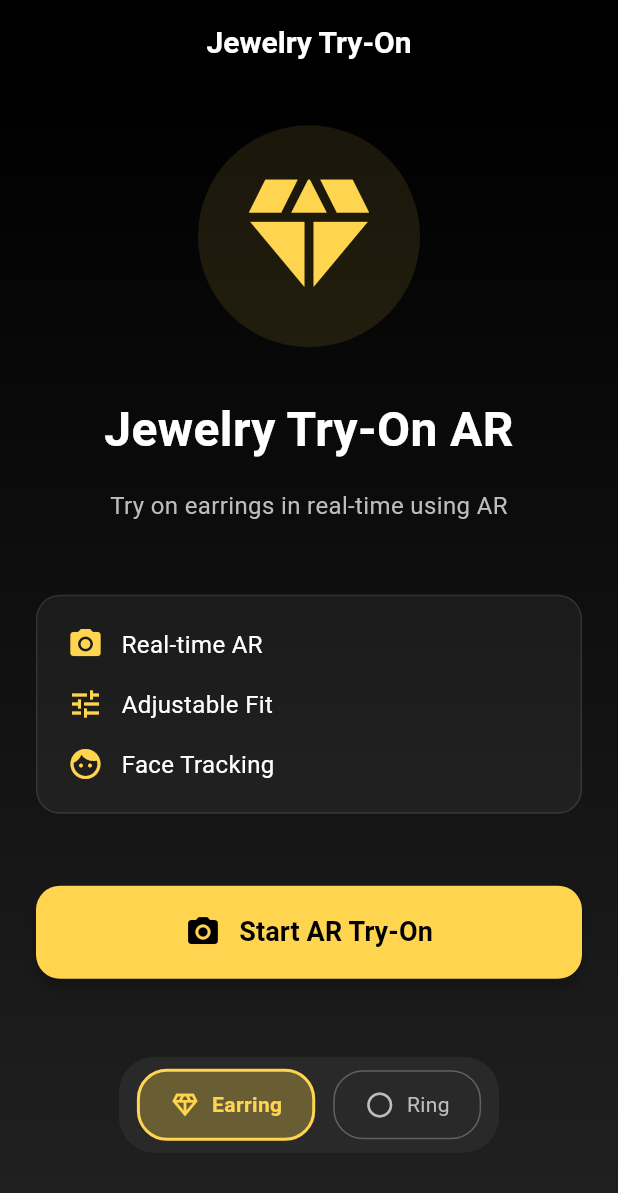
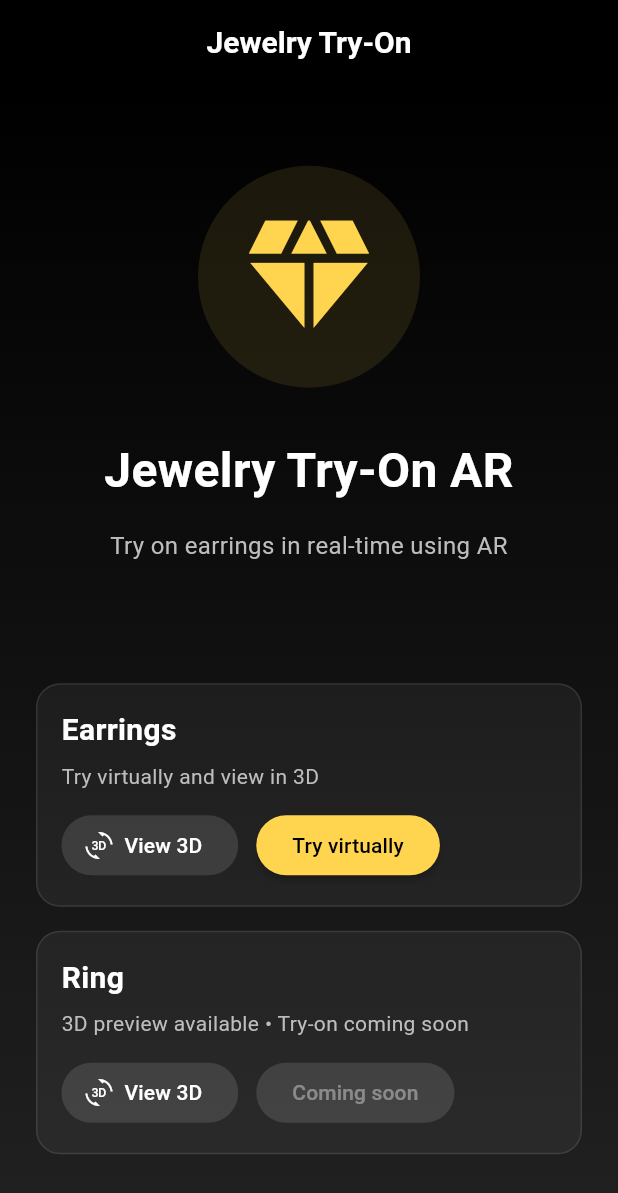
Before and after one commit to prabhanjansuratekar/phronesis-maya, a Flutter app: the screen it shows after launch, on a phone screen of 412 x 824 dp. Shown: the top 1193 px of the screen. Run offline on Flutter 3.47's test engine with Material 3 defaults, Android fonts, the light colour scheme and no system bars; our stand-ins replace camera, permission_handler; missing offline and left inert: dart:html, dart:ui_web, face_detection_tflite, flutter_inappwebview, google_mlkit_face_detection, model_viewer_plus; project files that could hold a hidden picture were left out.

Commit message:
feat: add product cards, 3D previews, disable ring try-on; fix ear side detection

```diff
--- a/flutter_jewelry/lib/screens/home_screen.dart
+++ b/flutter_jewelry/lib/screens/home_screen.dart
@@ -1,5 +1,6 @@
 import 'package:flutter/material.dart';
 import 'package:camera/camera.dart';
+import 'package:model_viewer_plus/model_viewer_plus.dart';
 import '../widgets/camera_view.dart';
 import '../widgets/jewelry_selector.dart';
 import '../widgets/control_panel.dart';
@@ -226,71 +227,26 @@ class _HomeScreenState extends State<HomeScreen> {
                   textAlign: TextAlign.center,
                 ),
                 const SizedBox(height: 48),
-                Container(
-                  padding: const EdgeInsets.all(20),
-                  decoration: BoxDecoration(
-                    color: Colors.white.withValues(alpha: 0.05),
-                    borderRadius: BorderRadius.circular(16),
-                    border: Border.all(
-                      color: Colors.white.withValues(alpha: 0.1),
-                    ),
-                  ),
-                  child: Column(
-                    children: [
-                      _buildFeatureItem(Icons.camera_alt, 'Real-time AR'),
-                      const SizedBox(height: 16),
-                      _buildFeatureItem(Icons.tune, 'Adjustable Fit'),
-                      const SizedBox(height: 16),
-                      _buildFeatureItem(Icons.face, 'Face Tracking'),
-                    ],
-                  ),
+                const SizedBox(height: 32),
+                _buildProductCard(
+                  title: 'Earrings',
+                  subtitle: 'Try virtually and view in 3D',
+                  glbAssetPath: 'web/earring_test.glb',
+                  enableTry: true,
+                  onTry: () {
+                    setState(() {
+                      selectedJewelry = 'earring';
+                      cameraEnabled = true;
+                    });
+                  },
                 ),
-                const SizedBox(height: 48),
-                SizedBox(
-                  width: double.infinity,
-                  child: ElevatedButton(
-                    onPressed: () {
-                      setState(() {
-                        cameraEnabled = true;
-                      });
-                    },
-                    style: ElevatedButton.styleFrom(
-                      backgroundColor: Colors.amber.shade300,
-                      foregroundColor: Colors.black,
-                      padding: const EdgeInsets.symmetric(vertical: 18),
-                      shape: RoundedRectangleBorder(
-                        borderRadius: BorderRadius.circular(16),
-                      ),
-                      elevation: 4,
-                    ),
-                    child: const Row(
-                      mainAxisAlignment: MainAxisAlignment.center,
-                      children: [
-                        Icon(Icons.camera_alt, size: 24),
-                        SizedBox(width: 12),
-                        Text(
-                          'Start AR Try-On',
-                          style: TextStyle(
-                            fontSize: 18,
-                            fontWeight: FontWeight.bold,
-                          ),
-                        ),
-                      ],
-                    ),
-                  ),
-                ),
-                const SizedBox(height: 24),
-                // Jewelry selector on welcome screen
-                Container(
-                  padding: const EdgeInsets.symmetric(vertical: 12),
-                  child: JewelrySelector(
-                    selectedJewelry: selectedJewelry,
-                    onJewelryChanged: (jewelry) {
-                      setState(() {
-                        selectedJewelry = jewelry;
-                      });
-                    },
-                  ),
+                const SizedBox(height: 16),
+                _buildProductCard(
+                  title: 'Ring',
+                  subtitle: '3D preview available • Try-on coming soon',
+                  glbAssetPath: 'web/ring_test.glb',
+                  enableTry: false,
+                  onTry: () {},
                 ),
               ],
             ),
@@ -353,4 +309,123 @@ class _HomeScreenState extends State<HomeScreen> {
       ),
     );
   }
+
+  Widget _buildProductCard({
+    required String title,
+    required String subtitle,
+    required String glbAssetPath,
+    required bool enableTry,
+    required VoidCallback onTry,
+  }) {
+    return Container(
+      width: double.infinity,
+      padding: const EdgeInsets.all(16),
+      decoration: BoxDecoration(
+        color: Colors.white.withValues(alpha: 0.05),
+        borderRadius: BorderRadius.circular(16),
+        border: Border.all(color: Colors.white.withValues(alpha: 0.1)),
+      ),
+      child: Column(
+        crossAxisAlignment: CrossAxisAlignment.start,
+        children: [
+          Text(
+            title,
+            style: const TextStyle(
+              color: Colors.white,
+              fontSize: 20,
+              fontWeight: FontWeight.bold,
+            ),
+          ),
+          const SizedBox(height: 6),
+          Text(
+            subtitle,
+            style: TextStyle(
+              color: Colors.grey.shade400,
+              fontSize: 14,
+            ),
+          ),
+          const SizedBox(height: 12),
+          Row(
+            children: [
+              ElevatedButton.icon(
+                onPressed: () => _show3DViewer(title, glbAssetPath),
+                icon: const Icon(Icons.threed_rotation),
+                label: const Text('View 3D'),
+                style: ElevatedButton.styleFrom(
+                  backgroundColor: Colors.white.withValues(alpha: 0.12),
+                  foregroundColor: Colors.white,
+                  elevation: 0,
+                ),
+              ),
+              const SizedBox(width: 12),
+              ElevatedButton(
+                onPressed: enableTry ? onTry : null,
+                style: ElevatedButton.styleFrom(
+                  backgroundColor:
+                      enableTry ? Colors.amber.shade300 : Colors.grey.shade700,
+                  foregroundColor: enableTry ? Colors.black : Colors.white,
+                  elevation: enableTry ? 2 : 0,
+                ),
+                child: Text(enableTry ? 'Try virtually' : 'Coming soon'),
+              ),
+            ],
+          ),
+        ],
+      ),
+    );
+  }
+
+  void _show3DViewer(String title, String glbAssetPath) {
+    showModalBottomSheet(
+      context: context,
+      isScrollControlled: true,
+      backgroundColor: Colors.black,
+      shape: const RoundedRectangleBorder(
+        borderRadius: BorderRadius.vertical(top: Radius.circular(16)),
+      ),
+      builder: (context) {
+        return Padding(
+          padding: const EdgeInsets.fromLTRB(16, 12, 16, 24),
+          child: Column(
+            mainAxisSize: MainAxisSize.min,
+            children: [
+              Container(
+                width: 40,
+                height: 4,
+                decoration: BoxDecoration(
+                  color: Colors.white24,
+                  borderRadius: BorderRadius.circular(12),
+                ),
+              ),
+              const SizedBox(height: 12),
+              Text(
+                '$title 3D Preview',
+                style: const TextStyle(
+                  color: Colors.white,
+                  fontSize: 18,
+                  fontWeight: FontWeight.bold,
+                ),
+              ),
+              const SizedBox(height: 12),
+              SizedBox(
+                height: 360,
+                child: ClipRRect(
+                  borderRadius: BorderRadius.circular(12),
+                  child: ModelViewer(
+                    src: glbAssetPath,
+                    alt: '$title 3D model',
+                    ar: false,
+                    autoRotate: true,
+                    cameraControls: true,
+                    backgroundColor: Colors.transparent,
+                    interactionPrompt: InteractionPrompt.none,
+                  ),
+                ),
+              ),
+            ],
+          ),
+        );
+      },
+    );
+  }
 }
--- a/flutter_jewelry/lib/widgets/camera_view_native.dart
+++ b/flutter_jewelry/lib/widgets/camera_view_native.dart
@@ -673,7 +673,8 @@ class _CameraViewNativeState extends State<CameraViewNative> {
     final yaw = _detectedFace?.headEulerAngleY ?? 0.0;
     final filtered = <Offset>[];
     for (final pos in positions) {
-      final isLeft = pos.dx >= screenSize.width / 2;
+      // Screen origin is top-left; left ear has smaller X.
+      final isLeft = pos.dx < screenSize.width / 2;
       final last = _earLastSeen[isLeft ? 'left' : 'right']!;
       final recentlySeen = now.difference(last).inMilliseconds <= _earHideThresholdMs;
       // Yaw-based occlusion: when turning right (yaw < -20), hide left; turning left (yaw > 20), hide right.
--- a/flutter_jewelry/lib/widgets/jewelry_selector.dart
+++ b/flutter_jewelry/lib/widgets/jewelry_selector.dart
@@ -24,16 +24,16 @@ class JewelrySelector extends StatelessWidget {
         children: [
           _buildJewelryButton('earring', 'Earring', Icons.diamond_outlined),
           const SizedBox(width: 12),
-          _buildJewelryButton('ring', 'Ring', Icons.circle_outlined),
+          _buildJewelryButton('ring_disabled', 'Ring (Coming soon)', Icons.circle_outlined, enabled: false),
         ],
       ),
     );
   }
 
-  Widget _buildJewelryButton(String type, String label, IconData icon) {
+  Widget _buildJewelryButton(String type, String label, IconData icon, {bool enabled = true}) {
     final isSelected = selectedJewelry == type;
     return GestureDetector(
-      onTap: () => onJewelryChanged(type),
+      onTap: enabled ? () => onJewelryChanged(type) : null,
       child: Container(
         padding: const EdgeInsets.symmetric(horizontal: 20, vertical: 12),
         decoration: BoxDecoration(
@@ -51,14 +51,18 @@ class JewelrySelector extends StatelessWidget {
           children: [
             Icon(
               icon,
-              color: isSelected ? Colors.amber.shade300 : Colors.grey.shade400,
+              color: enabled
+                  ? (isSelected ? Colors.amber.shade300 : Colors.grey.shade400)
+                  : Colors.grey.shade600,
               size: 20,
             ),
             const SizedBox(width: 8),
             Text(
               label,
               style: TextStyle(
-                color: isSelected ? Colors.amber.shade300 : Colors.grey.shade400,
+                color: enabled
+                    ? (isSelected ? Colors.amber.shade300 : Colors.grey.shade400)
+                    : Colors.grey.shade600,
                 fontWeight: isSelected ? FontWeight.w600 : FontWeight.normal,
                 fontSize: 14,
               ),
```
